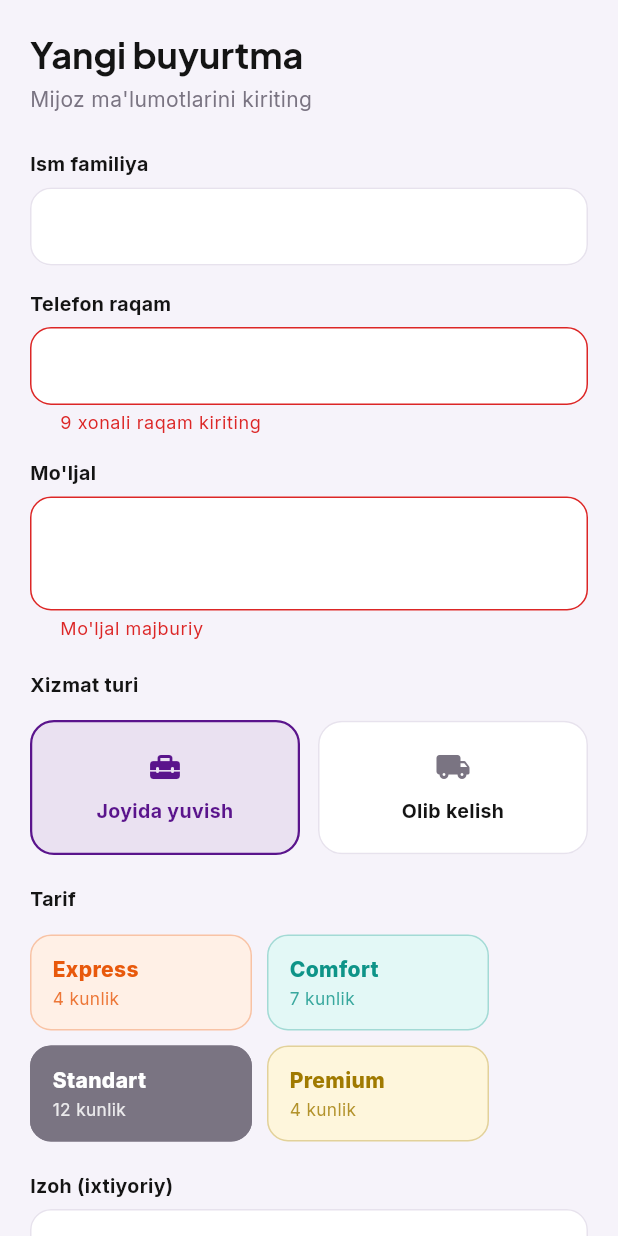
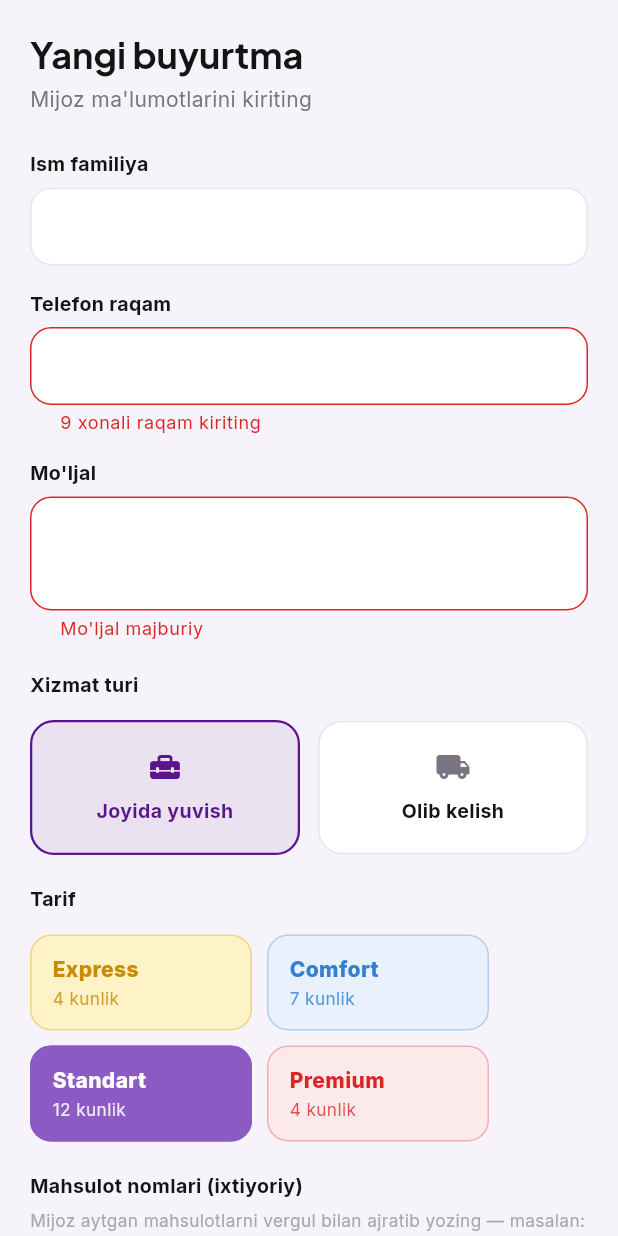
Before and after one commit to afzalbekoribjonov/selta-cleaning-server, a Flutter app: the NewOrderTab widget shown alone on an empty page, opened directly with empty values, after a tap on "TASDIQLASH", after a tap on "Joyida yuvish", on a phone screen of 412 x 824 dp. Run offline on Flutter 3.47's test engine with Material 3 defaults, Android fonts, the phone set to English and light mode, and no system bars; our stand-ins replace cloud_firestore, connectivity_plus, firebase_auth, firebase_core, firebase_messaging, flutter_riverpod and 3 more; accounts and stored records are empty.

Commit message:
Standardize tariff colors, show full item detail everywhere, add onsite pre-notes
Tariff colors now match the requested scheme in both mobile and admin
(status-config.ts / theme.dart): Standart=violet (brand secondary),
Comfort=blue, Express=yellow, Premium=red - reusing existing brand
tokens rather than inventing new ones where they already matched.

ItemDetailRow (the shared row used by dispatcher/worker/delivery/team
screens alike) now shows explicit tariff and status badges, not just
the color-urgency dot - "which stage is each item in" was only
implicit before. This alone fixes two reported gaps: the sales
manager's order cards weren't showing tariff/stage per item, and it
extends automatically everywhere the row is reused.

Delivery's "Qabul qilindi" (picked_up) stage detail sheet had no items
section at all - it only showed items for 'new' and 'brought_in',
skipping the stage in between entirely. Now shows the same optional
add/edit items card as 'new', plus a prominent total-price display
that stage was also missing.

New: for onsite orders, the sales manager can optionally jot down
product names (comma-separated, parsed into a numbered list) and a
ballpark total price at creation time - neither required. Once a team
is assigned, they see these as a reference "Sotuv menejeri qaydlari"
note before adding the real, priced items during the visit. Stored on
the order (notedItems, estimatedPrice), shown on the sales manager's
own order view, the team's job sheet, and the admin order drawer.

```diff
--- a/mobile/lib/app/theme.dart
+++ b/mobile/lib/app/theme.dart
@@ -44,14 +44,12 @@ const heroGradient = LinearGradient(
   colors: [AppColors.secondary, AppColors.primary],
 );
 
-/// Tarif rangi — har biri o'z ma'nosiga ega (talab: "har bir tarif o'zini
-/// ma'no jihatdan ranglariga ega bo'ladi"):
-///  - Express (4 kun)   -> to'q sariq: tezlik/shoshilinchlik
-///  - Comfort (7 kun)   -> teal: osoyishta/muvozanatli
-///  - Standart (12 kun) -> neytral kulrang: bazaviy/tejamkor
-///  - Premium (4 kun)   -> brend urg'u rangi (oltin sariq): eksklyuziv/yuqori
-///    sifat xizmat — bir xil tezlikdagi Express'dan xizmat darajasi bilan
-///    ajralib turishini ranggi orqali ham ko'rsatadi.
+/// Tarif rangi — foydalanuvchi tasdiqlagan aniq sxema (mobil va admin
+/// panelda bir xil, admin_web/src/lib/status-config.ts'ga qarang):
+///  - Standart -> binafsha/fialetiviy (brend ikkinchi darajali rangi)
+///  - Comfort  -> ko'k
+///  - Express  -> sariq
+///  - Premium  -> qizil
 class TariffInfo {
   final String label;
   final String daysLabel;
@@ -77,26 +75,26 @@ const Map<String, TariffInfo> kTariffConfig = {
   'express': TariffInfo(
     label: 'Express',
     daysLabel: '4 kunlik',
-    color: Color(0xFFE8590C),
-    background: Color(0xFFFFF0E6),
+    color: Color(0xFFCA8A04),
+    background: Color(0xFFFEF3C7),
   ),
   'comfort': TariffInfo(
     label: 'Comfort',
     daysLabel: '7 kunlik',
-    color: Color(0xFF0E9488),
-    background: Color(0xFFE3F8F6),
+    color: AppColors.info,
+    background: Color(0xFFE8F1FC),
   ),
   'standart': TariffInfo(
     label: 'Standart',
     daysLabel: '12 kunlik',
-    color: AppColors.grayDark,
-    background: Color(0xFFF1EFF3),
+    color: AppColors.secondary,
+    background: Color(0xFFF1E9F8),
   ),
   'premium': TariffInfo(
     label: 'Premium',
     daysLabel: '4 kunlik',
-    color: Color(0xFFA07A00),
-    background: Color(0xFFFEF6DC),
+    color: AppColors.danger,
+    background: Color(0xFFFCEAEA),
   ),
 };
 
--- a/mobile/lib/core/services/orders_repository.dart
+++ b/mobile/lib/core/services/orders_repository.dart
@@ -56,6 +56,8 @@ class OrdersRepository {
     String? tariff,
     String? gpsCoords,
     List<CatalogItemDraft>? items,
+    List<String>? notedItems,
+    num? estimatedPrice,
   }) async {
     final result = await _api.post(
       '/createOrder',
@@ -68,6 +70,8 @@ class OrdersRepository {
         if (tariff != null) 'tariff': tariff,
         if (gpsCoords != null) 'gpsCoords': gpsCoords,
         if (items != null && items.isNotEmpty) 'items': items.map((e) => e.toJson()).toList(),
+        if (notedItems != null && notedItems.isNotEmpty) 'notedItems': notedItems,
+        if (estimatedPrice != null) 'estimatedPrice': estimatedPrice,
       },
     );
     return (orderId: result['orderId'] as String, orderNumber: (result['orderNumber'] as num).toInt());
--- a/mobile/lib/features/dispatcher/new_order_tab.dart
+++ b/mobile/lib/features/dispatcher/new_order_tab.dart
@@ -47,6 +47,8 @@ class _NewOrderTabState extends ConsumerState<NewOrderTab> {
   final _phoneController = TextEditingController();
   final _locationController = TextEditingController();
   final _commentController = TextEditingController();
+  final _notedItemsController = TextEditingController();
+  final _estimatedPriceController = TextEditingController();
   final _phoneFocus = FocusNode();
   String? _serviceType;
   String _onsiteTariff = 'standart';
@@ -64,6 +66,8 @@ class _NewOrderTabState extends ConsumerState<NewOrderTab> {
     _phoneController.dispose();
     _locationController.dispose();
     _commentController.dispose();
+    _notedItemsController.dispose();
+    _estimatedPriceController.dispose();
     _phoneFocus.dispose();
     super.dispose();
   }
@@ -87,6 +91,12 @@ class _NewOrderTabState extends ConsumerState<NewOrderTab> {
     setState(() => _saving = true);
     try {
       final digits = _phoneController.text.replaceAll(RegExp(r'\D'), '');
+      final notedItems = _notedItemsController.text
+          .split(',')
+          .map((s) => s.trim())
+          .where((s) => s.isNotEmpty)
+          .toList();
+      final estimatedPrice = num.tryParse(_estimatedPriceController.text.replaceAll(',', '.'));
       final result = await ref.read(ordersRepositoryProvider).createOrder(
             customerName: _nameController.text.trim(),
             phone: '+998$digits',
@@ -94,6 +104,8 @@ class _NewOrderTabState extends ConsumerState<NewOrderTab> {
             serviceType: _serviceType!,
             tariff: _isPickup ? null : _onsiteTariff,
             items: _isPickup ? _draftItems : null,
+            notedItems: _isPickup ? null : notedItems,
+            estimatedPrice: _isPickup ? null : estimatedPrice,
           );
 
       final commentText = _commentController.text.trim();
@@ -118,6 +130,8 @@ class _NewOrderTabState extends ConsumerState<NewOrderTab> {
       _phoneController.clear();
       _locationController.clear();
       _commentController.clear();
+      _notedItemsController.clear();
+      _estimatedPriceController.clear();
       setState(() {
         _serviceType = null;
         _onsiteTariff = 'standart';
@@ -208,6 +222,26 @@ class _NewOrderTabState extends ConsumerState<NewOrderTab> {
                       onTap: () => setState(() => _onsiteTariff = entry.key),
                     ),
                 ],
+              ),
+              const SizedBox(height: 20),
+              const _Label("Mahsulot nomlari (ixtiyoriy)"),
+              Padding(
+                padding: const EdgeInsets.only(bottom: 6),
+                child: Text(
+                  "Mijoz aytgan mahsulotlarni vergul bilan ajratib yozing — masalan: Gilam, Parda, Yakandoz. Jamoa mijoz uyida haqiqiy mahsulotlarni aniqlashtirib qo'shadi.",
+                  style: TextStyle(fontSize: 11.5, color: AppColors.gray),
+                ),
+              ),
+              TextFormField(
+                controller: _notedItemsController,
+                decoration: const InputDecoration(hintText: 'Gilam, Parda, Yakandoz'),
+              ),
+              const SizedBox(height: 16),
+              const _Label('Taxminiy umumiy summa (ixtiyoriy)'),
+              TextFormField(
+                controller: _estimatedPriceController,
+                keyboardType: const TextInputType.numberWithOptions(decimal: true),
+                decoration: const InputDecoration(hintText: 'Masalan: 500000', suffixText: "so'm"),
               ),
             ],
             if (_isPickup) ...[
--- a/mobile/lib/features/dispatcher/order_detail_sheet.dart
+++ b/mobile/lib/features/dispatcher/order_detail_sheet.dart
@@ -11,6 +11,7 @@ import '../../core/services/orders_repository.dart';
 import '../../core/utils/date_utils.dart';
 import '../shared/comments_section.dart';
 import '../shared/item_detail_row.dart';
+import '../shared/sales_manager_notes_card.dart';
 import '../shared/team_assign_sheet.dart';
 
 void openOrderDetailSheet(BuildContext context, Order order) {
@@ -75,6 +76,10 @@ class _OrderDetailSheet extends ConsumerWidget {
                     _Header(order: liveOrder),
                     const SizedBox(height: 20),
                     _InfoCard(order: liveOrder),
+                    if (liveOrder.notedItems.isNotEmpty || liveOrder.estimatedPrice != null) ...[
+                      const SizedBox(height: 14),
+                      SalesManagerNotesCard(order: liveOrder),
+                    ],
                     if (liveOrder.serviceType == 'onsite' && liveOrder.status == 'new') ...[
                       const SizedBox(height: 14),
                       SizedBox(
--- a/mobile/lib/features/shared/team_job_detail_sheet.dart
+++ b/mobile/lib/features/shared/team_job_detail_sheet.dart
@@ -11,6 +11,7 @@ import '../../core/utils/date_utils.dart';
 import 'catalog_item_sheet.dart';
 import 'comments_section.dart';
 import 'item_detail_row.dart';
+import 'sales_manager_notes_card.dart';
 
 void openTeamJobDetailSheet(BuildContext context, Order order) {
   showModalBottomSheet(
@@ -140,6 +141,10 @@ class _TeamJobDetailSheetState extends ConsumerState<_TeamJobDetailSheet> {
                         ],
                       ),
                     ),
+                    if (order.notedItems.isNotEmpty || order.estimatedPrice != null) ...[
+                      const SizedBox(height: 16),
+                      SalesManagerNotesCard(order: order),
+                    ],
                     const SizedBox(height: 20),
                     itemsAsync.when(
                       loading: () => const Padding(padding: EdgeInsets.all(16), child: LinearProgressIndicator()),
```
Also changed, not shown: mobile/lib/core/models/order.dart (+11 -0 lines), mobile/lib/features/delivery/delivery_order_detail_sheet.dart (+18 -2 lines), mobile/lib/features/shared/item_detail_row.dart (+41 -0 lines), mobile/lib/features/shared/sales_manager_notes_card.dart (added, +52 -0 lines), 4 other files.
